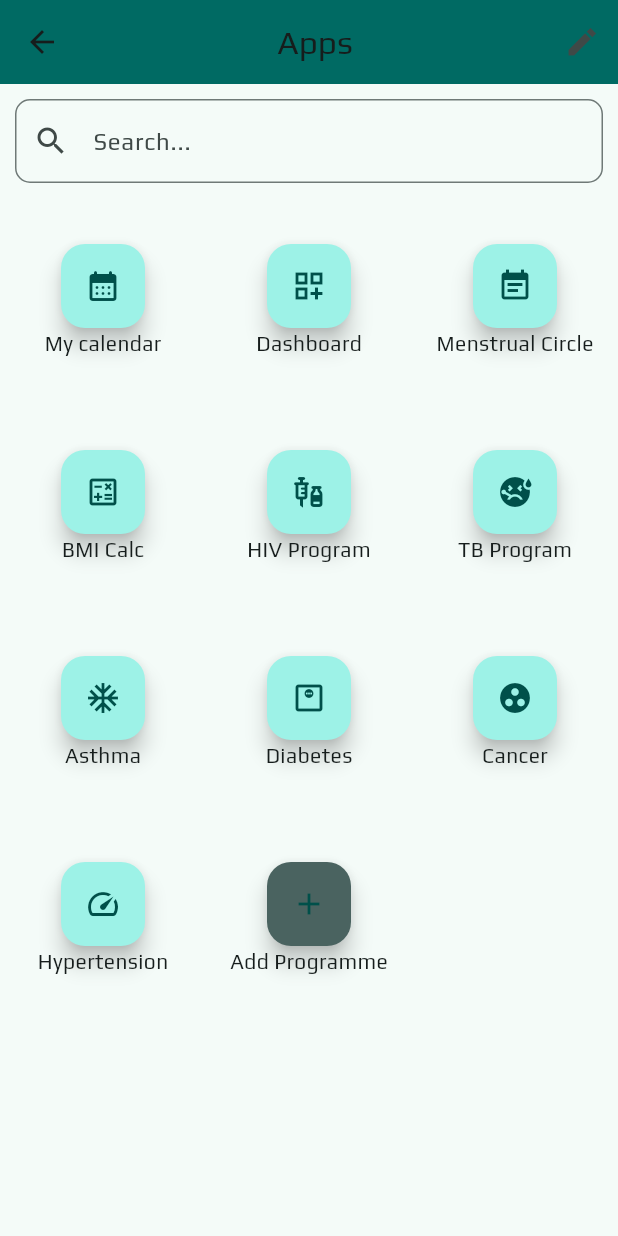
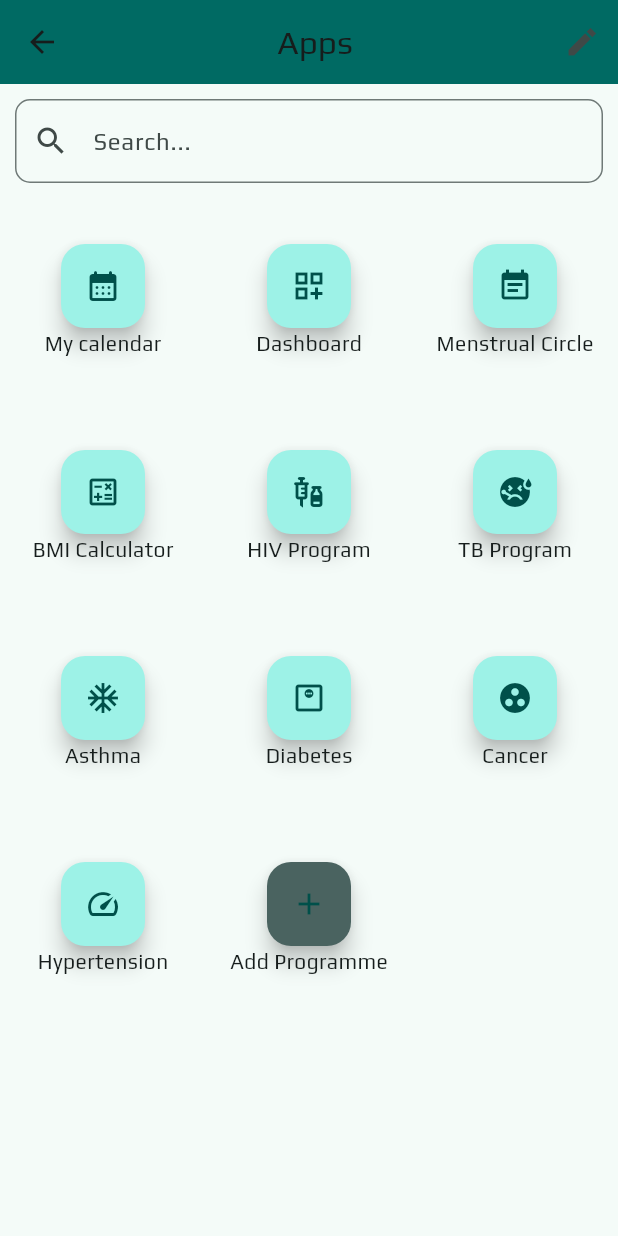
Before and after one commit to palladiumkenya/nishauri_new, a Flutter app: the MainMenuScreen screen opened directly, on a phone screen of 412 x 824 dp. Run offline on Flutter 3.47's test engine with Material 2 defaults, Android fonts, the phone set to English and light mode, and no system bars; our stand-ins replace fl_chart, flutter_riverpod, flutter_svg, form_validator, freezed_annotation, go_router and 5 more; accounts and stored records are empty.

```diff
--- a/lib/src/utils/routes.dart
+++ b/lib/src/utils/routes.dart
@@ -27,7 +27,7 @@ class MenuItemNames {
   static const MY_CALENDAR = "My calendar";
   static const DASHBOARD = "Dashboard";
   static const MENSTRUAL_CIRCLE = "Menstrual Circle";
-  static const BMI_CALCULATOR = "BMI Calc";
+  static const BMI_CALCULATOR = "BMI Calculator";
   static const HIV_PROGRAM_MENU = "HIV Program";
   static const TB_PROGRAM_MENU = "TB Program";
   static const ASTHMA_PROGRAM_MENU = "Asthma";
```
Also changed, not shown: lib/src/features/common/presentation/controllers/shortcut_controller.dart (+7 -1 lines), lib/src/features/common/presentation/widgets/Greetings.dart (+9 -2 lines).
